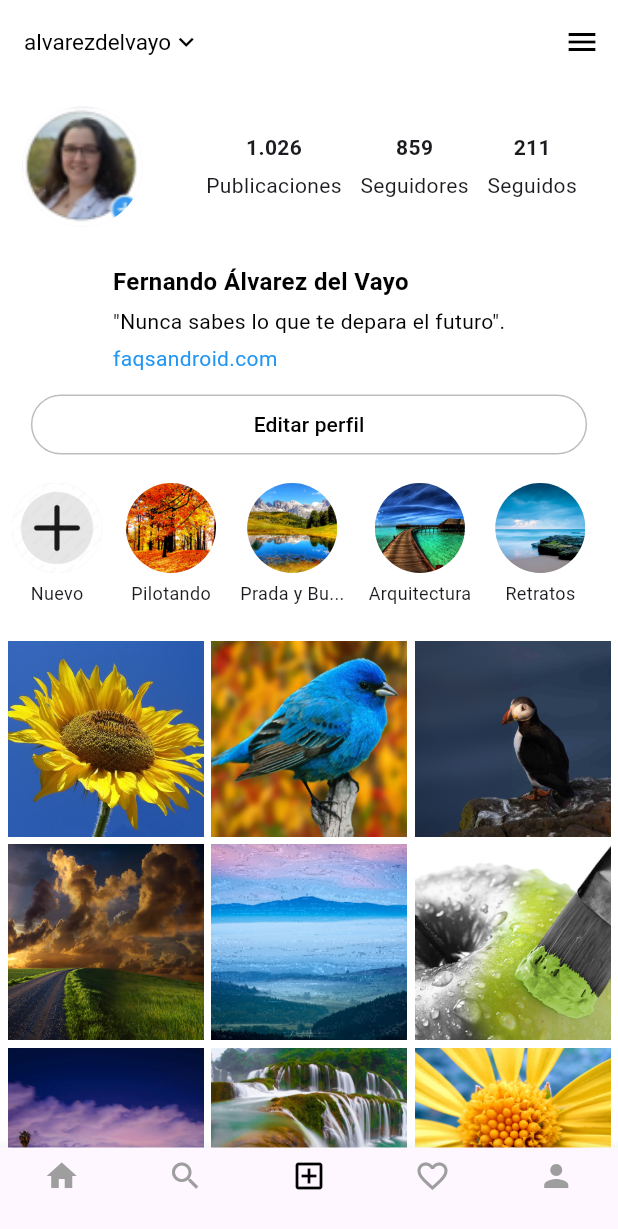
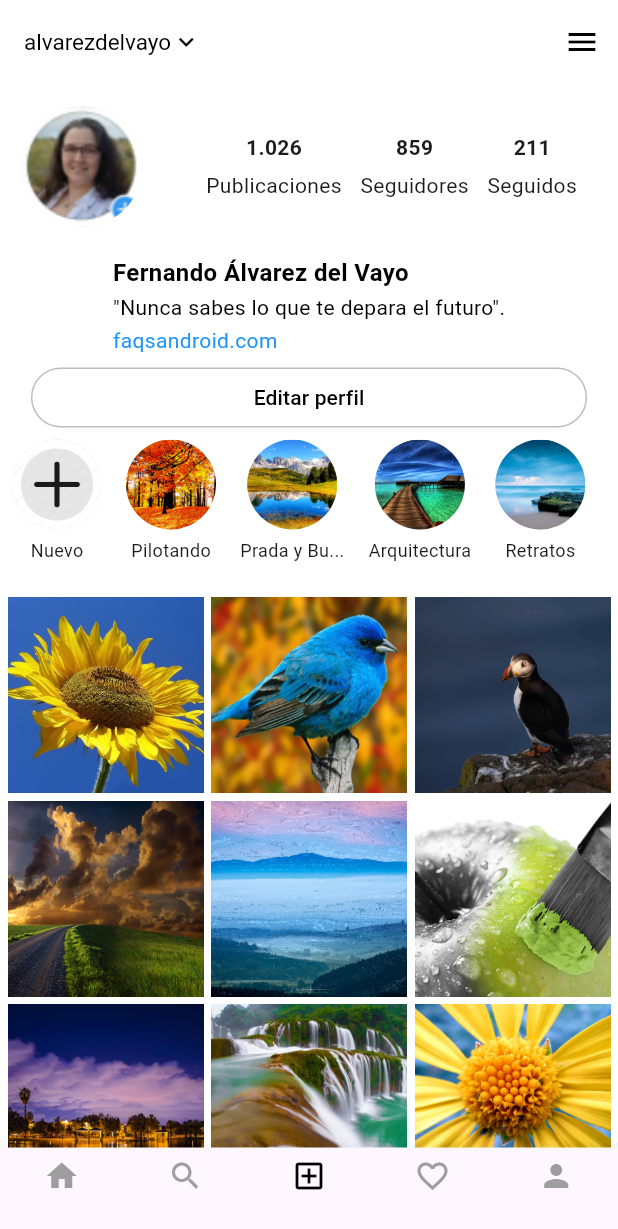
Before and after one commit to Paablo2005/Programacion_Multimedia, a Flutter app: the screen it shows after launch, on a phone screen of 412 x 824 dp. Shown: the top 1229 px of the screen. Run offline on Flutter 3.47's test engine with Material 3 defaults, Android fonts, the light colour scheme and no system bars; our stand-ins replace google_fonts.

Commit message:
Instagram

```diff
--- a/Instagram_Pablo_Amores/Instagram/instagram_pablo_amores/lib/main.dart
+++ b/Instagram_Pablo_Amores/Instagram/instagram_pablo_amores/lib/main.dart
@@ -75,7 +75,7 @@ class _MiInstagramState extends State<MiInstagram> {
               ],
             ),
           ),
-          const SizedBox(height: 10),
+          const SizedBox(height: 4),
           const Column(
             crossAxisAlignment: CrossAxisAlignment.start,
             children: [
@@ -87,7 +87,7 @@ class _MiInstagramState extends State<MiInstagram> {
                   color: Colors.black,
                 ),
               ),
-              SizedBox(height: 5),
+              SizedBox(height: 2),
               Text(
                 "\"Nunca sabes lo que te depara el futuro\".",
                 style: TextStyle(
@@ -95,7 +95,7 @@ class _MiInstagramState extends State<MiInstagram> {
                   color: Colors.black,
                 ),
               ),
-              SizedBox(height: 5),
+              SizedBox(height: 2),
               Text(
                 "faqsandroid.com",
                 style: TextStyle(
@@ -105,7 +105,7 @@ class _MiInstagramState extends State<MiInstagram> {
               ),
             ],
           ),
-          const SizedBox(height: 10),
+          const SizedBox(height: 4),
           SizedBox(
             width: MediaQuery.of(context).size.width * 0.9,
             child: OutlinedButton(
@@ -127,7 +127,7 @@ class _MiInstagramState extends State<MiInstagram> {
               ),
             ),
           ),
-          const SizedBox(height: 15),
+          const SizedBox(height: 4),
           SizedBox(
             height: 100,
             child: ListView(
```
